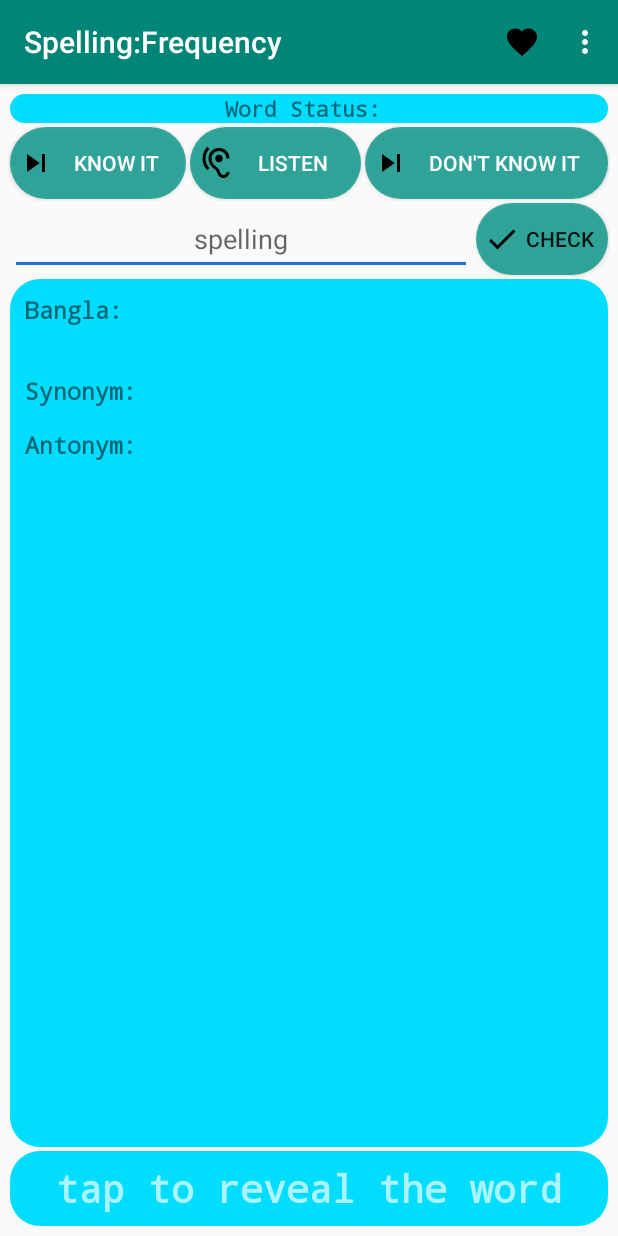
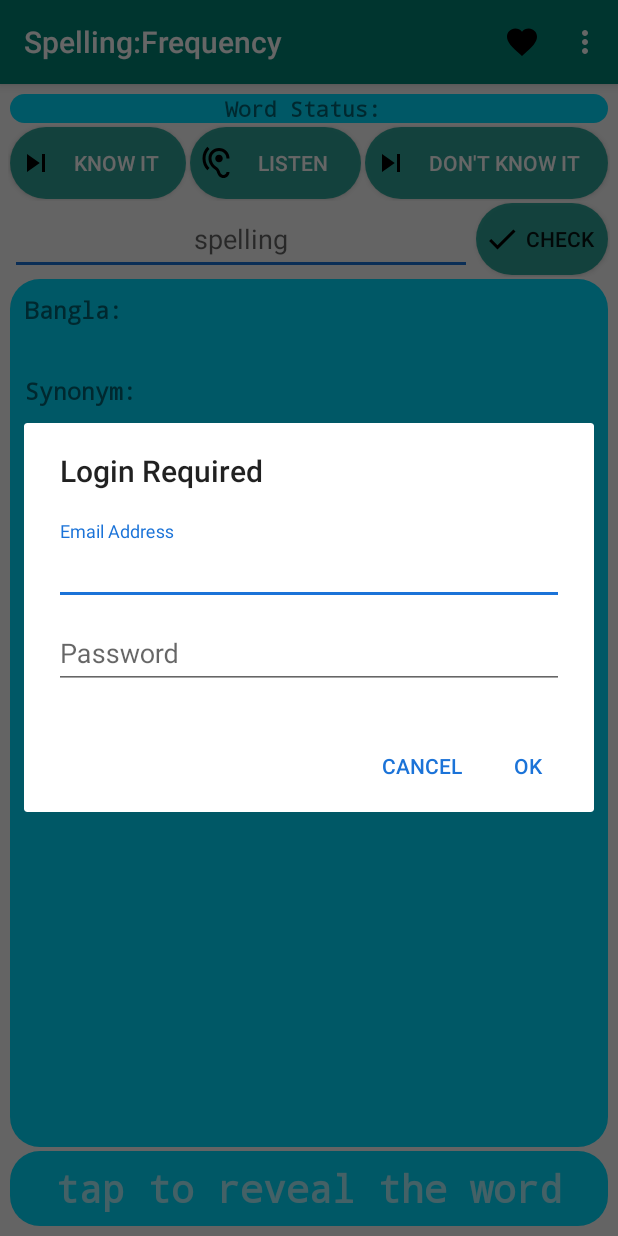
Before and after one commit to arefinnomi/SpellingFrequency, an Android app: the screen it shows after launch (MainActivity), in the options menu, after a tap on "Sync", on a phone screen of 412 x 824 dp. Run offline under Robolectric (Android 15) with nearby library versions, the phone set to English and light mode, and no system bars; our stand-ins replace Firebase (no records; nobody signed in at launch, a user with empty details on screens opened directly), Room's generated code; 6 statements that could not run were skipped.

Commit message:
user login added

```diff
--- a/app/build.gradle
+++ b/app/build.gradle
@@ -5,7 +5,7 @@ android {
     compileSdkVersion 28
     defaultConfig {
         applicationId "com.example.spellingfrequency"
-        minSdkVersion 15
+        minSdkVersion 16
         targetSdkVersion 28
         versionCode 1
         versionName "1.0"
@@ -29,6 +29,7 @@ dependencies {
     implementation 'androidx.lifecycle:lifecycle-extensions:2.0.0'
     implementation 'androidx.legacy:legacy-support-v4:1.0.0'
     implementation 'com.google.firebase:firebase-firestore:20.1.0'
+    implementation 'com.google.firebase:firebase-auth:18.1.0'
     testImplementation 'junit:junit:4.12'
     androidTestImplementation 'androidx.test:runner:1.1.0'
     androidTestImplementation 'androidx.test.espresso:espresso-core:3.1.0'
--- a/app/src/main/java/com/example/spellingfrequency/UI/MainActivity.java
+++ b/app/src/main/java/com/example/spellingfrequency/UI/MainActivity.java
@@ -47,4 +47,5 @@ public class MainActivity extends AppCompatActivity {
         }
     }
 
+
 }
--- a/app/src/main/java/com/example/spellingfrequency/UI/MainActivityFragment.java
+++ b/app/src/main/java/com/example/spellingfrequency/UI/MainActivityFragment.java
@@ -297,6 +297,11 @@ public class MainActivityFragment extends Fragment {
                     Toast.makeText(getActivity(), "already in favorite", Toast.LENGTH_SHORT).show();
                 } else {
                     Toast.makeText(getActivity(), "added to favorite", Toast.LENGTH_SHORT).show();
+                    SharedPreferences sharedPref = getContext().getSharedPreferences(
+                            getString(R.string.preference_file_key), MODE_PRIVATE);;
+                    SharedPreferences.Editor editor = sharedPref.edit();
+                    editor.putBoolean("dbModified", true);
+                    editor.apply();
                     word.saveFavorite(!word.isFavorite());
                 }
                 return true;
--- a/app/src/main/java/com/example/spellingfrequency/UI/WordDetailsActivity.java
+++ b/app/src/main/java/com/example/spellingfrequency/UI/WordDetailsActivity.java
@@ -1,5 +1,6 @@
 package com.example.spellingfrequency.UI;
 
+import android.content.SharedPreferences;
 import android.os.Bundle;
 import android.text.method.ScrollingMovementMethod;
 import android.view.Menu;
@@ -51,6 +52,11 @@ public class WordDetailsActivity extends AppCompatActivity {
     public boolean onOptionsItemSelected(MenuItem item) {
         switch (item.getItemId()) {
             case R.id.action_favorite_word_details: {
+                SharedPreferences sharedPref = this.getSharedPreferences(
+                        getString(R.string.preference_file_key), MODE_PRIVATE);;
+                SharedPreferences.Editor editor = sharedPref.edit();
+                editor.putBoolean("dbModified", true);
+                editor.apply();
                 word.saveFavorite(!word.isFavorite());
                 if (word.isFavorite()) {
                     item.setIcon(R.drawable.ic_favorite_red);
--- a/app/src/main/java/com/example/spellingfrequency/internet/Synchronization.java
+++ b/app/src/main/java/com/example/spellingfrequency/internet/Synchronization.java
@@ -1,10 +1,17 @@
 package com.example.spellingfrequency.internet;
 
 import android.app.Activity;
+import android.app.AlertDialog;
 import android.app.ProgressDialog;
 import android.content.Context;
+import android.content.DialogInterface;
 import android.content.SharedPreferences;
+import android.text.InputType;
 import android.util.Log;
+import android.view.LayoutInflater;
+import android.view.View;
+import android.widget.Button;
+import android.widget.EditText;
 import android.widget.Toast;
 
 import androidx.annotation.NonNull;
@@ -15,6 +22,11 @@ import com.example.spellingfrequency.database.entity.CurrentWeightEntity;
 import com.example.spellingfrequency.database.entity.EnglishWordEntity;
 import com.google.android.gms.tasks.OnCompleteListener;
 import com.google.android.gms.tasks.Task;
+import com.google.firebase.auth.AuthResult;
+import com.google.firebase.auth.FirebaseAuth;
+import com.google.firebase.auth.FirebaseAuthInvalidCredentialsException;
+import com.google.firebase.auth.FirebaseAuthInvalidUserException;
+import com.google.firebase.auth.FirebaseUser;
 import com.google.firebase.firestore.CollectionReference;
 import com.google.firebase.firestore.DocumentReference;
 import com.google.firebase.firestore.DocumentSnapshot;
@@ -30,6 +42,82 @@ import static androidx.constraintlayout.widget.Constraints.TAG;
 public class Synchronization {
 
     public static void synchronize(final Context context) {
+        final FirebaseAuth mAuth;
+        mAuth = FirebaseAuth.getInstance();
+        FirebaseUser currentUser = mAuth.getCurrentUser();
+
+
+        if(currentUser== null) {
+            AlertDialog.Builder builder = new AlertDialog.Builder(context);
+            builder.setTitle("Login Required");
+
+            final LayoutInflater factory = LayoutInflater.from(context);
+            final View popupInputDialogView = factory.inflate(R.layout.popupemailpasswordlayout, null);
+            builder.setView(popupInputDialogView);
+            builder.setPositiveButton(android.R.string.ok, null); //Set to null. We override the onclick
+            builder.setNegativeButton(android.R.string.cancel, null);
+            final AlertDialog alertDialog = builder.create();
+            alertDialog.setOnShowListener(new DialogInterface.OnShowListener() {
+                @Override
+                public void onShow(DialogInterface dialogInterface) {
+                    final Button loginButton = ((AlertDialog) alertDialog).getButton(AlertDialog.BUTTON_POSITIVE);
+                    loginButton.setOnClickListener(new View.OnClickListener() {
+
+                        @Override
+                        public void onClick(View view) {
+                            final EditText emailEditText = popupInputDialogView.findViewById(R.id.emailInput);
+                            final EditText passEditText = popupInputDialogView.findViewById(R.id.passwordInput);
+                            emailEditText.setEnabled(false);
+                            passEditText.setEnabled(false);
+                            loginButton.setEnabled(false);
+                            String email = emailEditText.getText().toString();
+                            String password = passEditText.getText().toString();
+                            if (!email.equals("") && !password.equals("")){
+
+                                mAuth.signInWithEmailAndPassword(email, password)
+                                        .addOnCompleteListener((Activity) context, new OnCompleteListener<AuthResult>() {
+                                            @Override
+                                            public void onComplete(@NonNull Task<AuthResult> task) {
+                                                if (task.isSuccessful()) {
+                                                    alertDialog.dismiss();
+                                                    synchronize(context);
+
+                                                } else {
+                                                    // If sign in fails, display a message to the user.
+                                                    Log.w(TAG, "signInWithEmail:failure", task.getException());
+
+                                                    emailEditText.setEnabled(true);
+                                                    passEditText.setEnabled(true);
+                                                    loginButton.setEnabled(true);
+                                                    passEditText.getText().clear();
+                                                    try
+                                                    {
+                                                        throw task.getException();
+                                                    } catch (FirebaseAuthInvalidUserException firebaseAuthInvalidUserException) {
+                                                        Toast.makeText(context, "Authentication failed.\nInvalid email",
+                                                                Toast.LENGTH_SHORT).show();
+                                                    } catch (FirebaseAuthInvalidCredentialsException firebaseAuthInvalidCredentialsException){
+                                                        Toast.makeText(context, "Authentication failed.\nInvalid password",
+                                                                Toast.LENGTH_SHORT).show();
+                                                    } catch (Exception e) {
+                                                        e.printStackTrace();
+                                                    }
+                                                }
+
+                                            }
+                                        });
+
+                            }
+                        }
+                    });
+                }
+            });
+
+
+            alertDialog.show();
+            return;
+        }
+        final String uID = currentUser.getUid();
         final ProgressDialog progDailog = new ProgressDialog(context);
         progDailog.setMessage("Synchronizing...");
         progDailog.setIndeterminate(false);
@@ -44,7 +132,7 @@ public class Synchronization {
                 .build();
         fdb.setFirestoreSettings(settings);
 
-        DocumentReference docRef = fdb.collection("counts").document("arefin");
+        DocumentReference docRef = fdb.collection("counts").document(uID);
         docRef.get().addOnCompleteListener(new OnCompleteListener<DocumentSnapshot>() {
             @Override
             public void onComplete(@NonNull Task<DocumentSnapshot> task) {
@@ -54,10 +142,10 @@ public class Synchronization {
                         if (document.exists()) {
                             long fchanged = document.getLong("changedCount");
                             if (fchanged < getContChanged(db)) {
-                                push(context, fdb, db, progDailog);
+                                push(context, fdb, db, progDailog, uID);
                             } else if (fchanged > getContChanged(db)) {
 
-                                pull(context, fdb, db, progDailog);
+                                pull(context, fdb, db, progDailog, uID);
                             } else {
                                 progDailog.dismiss();
 
@@ -66,7 +154,7 @@ public class Synchronization {
                                 if (!sharedPref.getBoolean("dbModified", false))
                                     Toast.makeText(context, "no change found", Toast.LENGTH_SHORT).show();
                                 else {
-                                    push(context, fdb, db, progDailog);
+                                    push(context, fdb, db, progDailog, uID);
                                     SharedPreferences.Editor editor = sharedPref.edit();
                                     editor.putBoolean("dbModified", false);
                                     editor.apply();
@@ -75,7 +163,7 @@ public class Synchronization {
                             }
                         } else {
                             Log.d(TAG, "No such document");
-                            push(context, fdb, db, progDailog);
+                            push(context, fdb, db, progDailog, uID);
                         }
                     }
                 } else {
@@ -86,9 +174,10 @@ public class Synchronization {
 
     }
 
-    private static void pull(final Context context, FirebaseFirestore fdb, final AppDatabase db, final ProgressDialog progDailog) {
+
+    private static void pull(final Context context, FirebaseFirestore fdb, final AppDatabase db, final ProgressDialog progDailog, String uID) {
         progDailog.setMessage("downloading from server...");
-        DocumentReference fjson = fdb.collection("backups").document("arefin");
+        DocumentReference fjson = fdb.collection("backups").document(uID);
         fjson.get().addOnCompleteListener(new OnCompleteListener<DocumentSnapshot>() {
             @Override
             public void onComplete(@NonNull Task<DocumentSnapshot> task) {
@@ -117,19 +206,19 @@ public class Synchronization {
         });
     }
 
-    private static void push(Context context, FirebaseFirestore fdb, final AppDatabase db, ProgressDialog progDailog) {
+    private static void push(Context context, FirebaseFirestore fdb, final AppDatabase db, ProgressDialog progDailog, String uID) {
         progDailog.setMessage("Uploading to server...");
         String json = generateJson(db);
         int contChanged = getContChanged(db);
         CollectionReference fjson = fdb.collection("backups");
         Map<String, Object> datajson = new HashMap<>();
         datajson.put("json", json);
-        fjson.document("arefin").set(datajson);
+        fjson.document(uID).set(datajson);
 
         CollectionReference fcount = fdb.collection("counts");
         Map<String, Object> datacount = new HashMap<>();
         datacount.put("changedCount", contChanged);
-        fcount.document("arefin").set(datacount);
+        fcount.document(uID).set(datacount);
         progDailog.setMessage("changes is uploaded to remote server");
         progDailog.dismiss();
         Toast.makeText(context, "remote server is updated", Toast.LENGTH_SHORT).show();
--- /dev/null
+++ b/app/src/main/res/layout/popupemailpasswordlayout.xml
@@ -0,0 +1,51 @@
+<?xml version="1.0" encoding="utf-8"?>
+<RelativeLayout xmlns:android="http://schemas.android.com/apk/res/android"
+
+android:layout_width="fill_parent"
+android:layout_height="wrap_content"
+android:layout_marginLeft="30dp"
+android:layout_marginRight="30dp"
+android:layout_marginTop="70dp"
+android:orientation="vertical"
+android:padding="20dp">
+
+<LinearLayout
+    android:layout_width="fill_parent"
+    android:layout_height="wrap_content"
+    android:orientation="vertical"
+    >
+
+    <com.google.android.material.textfield.TextInputLayout
+        android:layout_width="match_parent"
+        android:layout_height="match_parent">
+
+        <com.google.android.material.textfield.TextInputEditText
+
+            android:id="@+id/emailInput"
+            android:layout_width="fill_parent"
+            android:layout_height="wrap_content"
+            android:drawableTint="#FF4081"
+            android:hint="Email Address"
+            android:inputType="textEmailAddress"
+            android:singleLine="true" />
+
+    </com.google.android.material.textfield.TextInputLayout>
+
+    <com.google.android.material.textfield.TextInputLayout
+        android:layout_width="match_parent"
+        android:layout_height="match_parent">
+
+        <com.google.android.material.textfield.TextInputEditText
+            android:id="@+id/passwordInput"
+            android:layout_width="fill_parent"
+            android:layout_height="wrap_content"
+            android:layout_marginTop="16dp"
+            android:drawableTint="#FF4081"
+            android:hint="Password"
+            android:inputType="textPassword"
+            android:singleLine="true" />
+
+    </com.google.android.material.textfield.TextInputLayout>
+
+</LinearLayout>
+</RelativeLayout>
```
Also changed, not shown: 2 other files.
